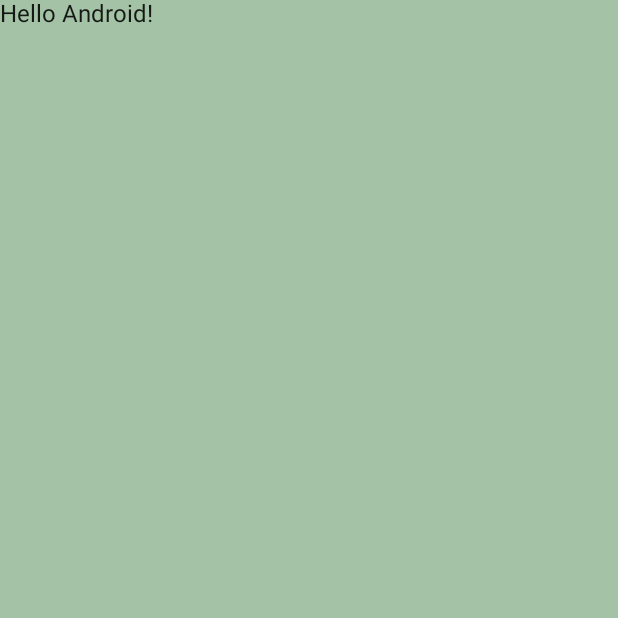
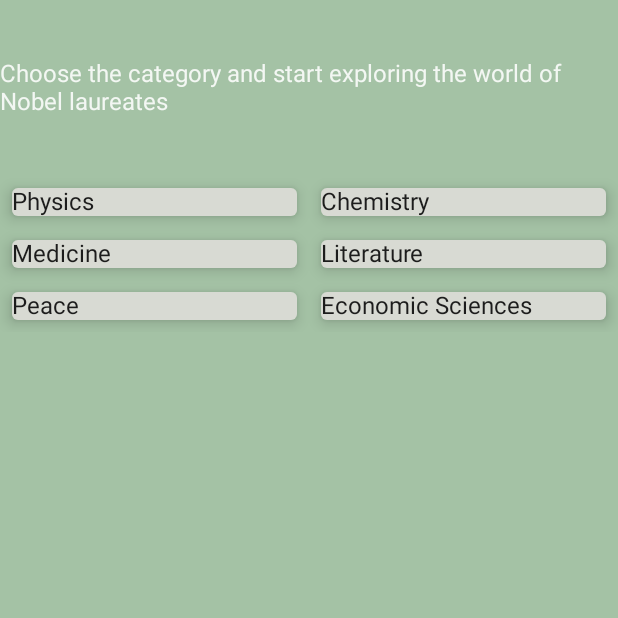
Before and after one commit to codane/AndroidNobelApp, an Android app built with Jetpack Compose: the screen it shows after launch (MainActivity), on a phone screen of 412 x 824 dp, the top half of it. Before the commit the part shown is almost empty. Run offline under Robolectric (Android 15) with nearby library versions, the phone set to English and light mode, and no system bars.

```diff
--- a/app/src/main/java/com/example/androidnobelapp/MainActivity.kt
+++ b/app/src/main/java/com/example/androidnobelapp/MainActivity.kt
@@ -3,13 +3,18 @@ package com.example.androidnobelapp
 import android.os.Bundle
 import androidx.activity.ComponentActivity
 import androidx.activity.compose.setContent
-import androidx.compose.foundation.layout.fillMaxSize
+import androidx.compose.foundation.layout.*
+import androidx.compose.foundation.lazy.grid.GridCells
+import androidx.compose.foundation.lazy.grid.LazyVerticalGrid
+import androidx.compose.foundation.lazy.grid.items
+import androidx.compose.material.Card
 import androidx.compose.material.MaterialTheme
 import androidx.compose.material.Surface
 import androidx.compose.material.Text
 import androidx.compose.runtime.Composable
 import androidx.compose.ui.Modifier
 import androidx.compose.ui.tooling.preview.Preview
+import androidx.compose.ui.unit.dp
 import com.example.androidnobelapp.ui.theme.AndroidNobelAppTheme
 
 class MainActivity : ComponentActivity() {
@@ -17,15 +22,44 @@ class MainActivity : ComponentActivity() {
         super.onCreate(savedInstanceState)
         setContent {
             AndroidNobelAppTheme {
+                val categories: List<String> = listOf("Physics", "Chemistry", "Medicine", "Literature", "Peace", "Economic Sciences")
+
                 // A surface container using the 'background' color from the theme
                 Surface(
                     modifier = Modifier.fillMaxSize(),
                     color = MaterialTheme.colors.background
                 ) {
-                    Greeting("Android")
+                    Column {
+                        Spacer(modifier = Modifier.height(40.dp))
+                        HomeScreenText()
+                        Spacer(modifier = Modifier.height(40.dp))
+                        LazyVerticalGrid(columns = GridCells.Fixed(2), content = {
+                            items(categories) { item ->
+                                GridItem(item = item)
+
+                            }
+                        })
+                    }
                 }
             }
         }
+    }
+}
+
+@Composable
+fun HomeScreenText() {
+    Text(text = "Choose the category and start exploring the world of Nobel laureates")
+}
+
+@Composable
+fun GridItem(item: String){
+    Card(
+        modifier = Modifier.padding(8.dp),
+        backgroundColor = MaterialTheme.colors.secondary,
+        elevation = 6.dp)
+    {
+        Text(text = item)
+
     }
 }
 
--- a/app/src/main/java/com/example/androidnobelapp/ui/theme/Theme.kt
+++ b/app/src/main/java/com/example/androidnobelapp/ui/theme/Theme.kt
@@ -11,16 +11,16 @@ import androidx.compose.ui.graphics.toArgb
 import androidx.compose.ui.platform.LocalView
 
 private val DarkColorPalette = darkColors(
-    primary = Purple200,
+    primary = DarkGreen,
     primaryVariant = Purple700,
-    secondary = Teal200,
+    secondary = DarkGrey,
     background = DarkGreen
 )
 
 private val LightColorPalette = lightColors(
-    primary = Purple500,
+    primary = LightGreen,
     primaryVariant = Purple700,
-    secondary = Teal200,
+    secondary = LightGrey,
     background = LightGreen
 
     /* Other default colors to override
```
